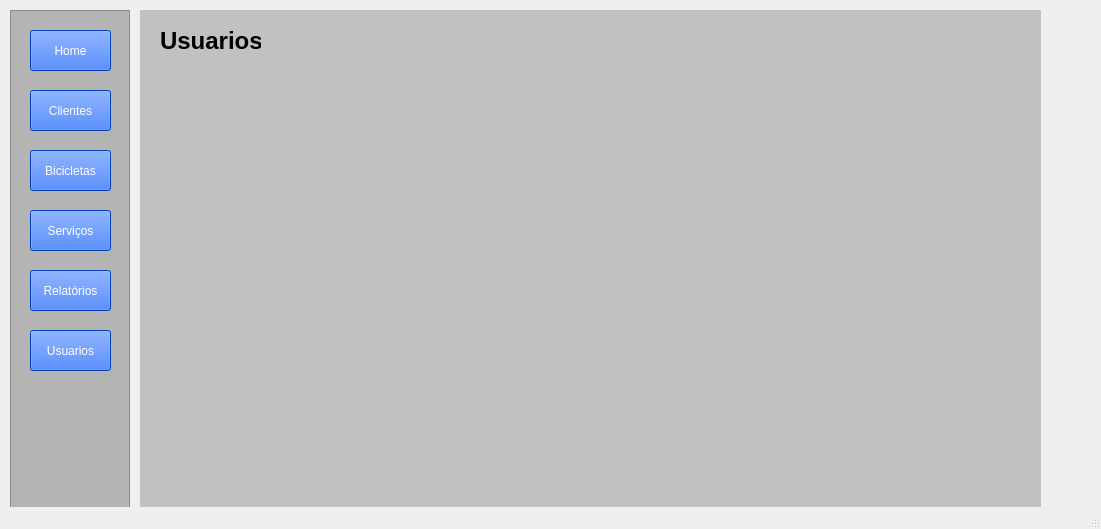
Qt form projeto_oficina/view/home.ui (carloshmenon/uc-programcao-desktop-2026) before a commit.
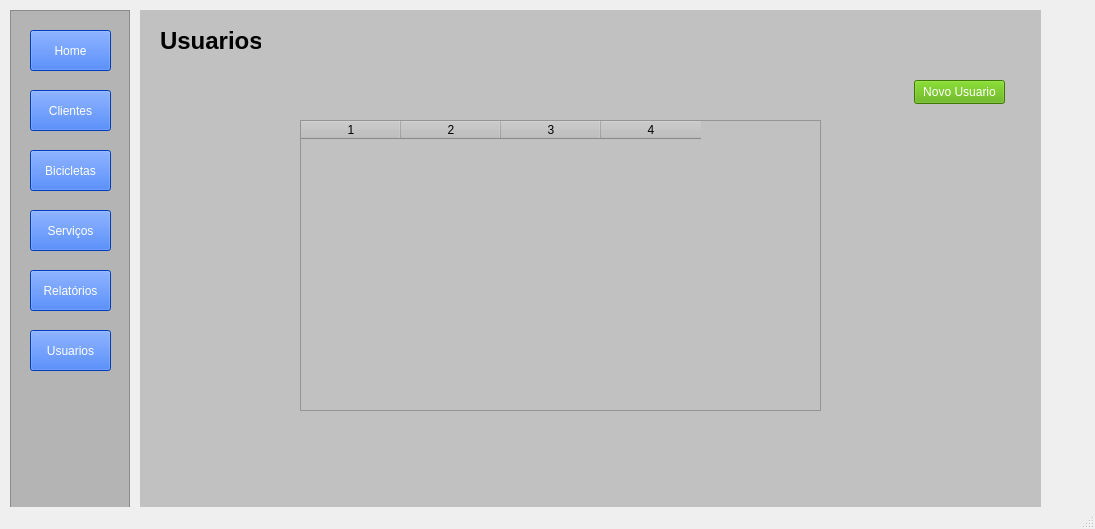
The same form after that commit. The open tabs and pages were chosen to show the change.

Commit message: Crud de usuario

Patch:
```diff
--- a/projeto_oficina/view/home.ui
+++ b/projeto_oficina/view/home.ui
@@ -6,7 +6,7 @@
    <rect>
     <x>0</x>
     <y>0</y>
-    <width>1101</width>
+    <width>1095</width>
     <height>529</height>
    </rect>
   </property>
@@ -190,6 +190,43 @@
        <string>Usuarios</string>
       </property>
      </widget>
+     <widget class="QPushButton" name="btnUsuariosNovo">
+      <property name="geometry">
+       <rect>
+        <x>774</x>
+        <y>70</y>
+        <width>91</width>
+        <height>24</height>
+       </rect>
+      </property>
+      <property name="styleSheet">
+       <string notr="true">background-color: rgb(85, 170, 0);
+color: rgb(255, 255, 255);</string>
+      </property>
+      <property name="text">
+       <string>Novo Usuario</string>
+      </property>
+     </widget>
+     <widget class="QTableWidget" name="tabelaUsuarios">
+      <property name="geometry">
+       <rect>
+        <x>160</x>
+        <y>110</y>
+        <width>521</width>
+        <height>291</height>
+       </rect>
+      </property>
+      <property name="columnCount">
+       <number>4</number>
+      </property>
+      <attribute name="verticalHeaderHighlightSections">
+       <bool>false</bool>
+      </attribute>
+      <column/>
+      <column/>
+      <column/>
+      <column/>
+     </widget>
     </widget>
     <widget class="QWidget" name="cadUsuario">
      <widget class="QLabel" name="label_2">
```
Left out of the diff: 2 changed lines with no effect on the pictures. The commit also changes 11 other files.
